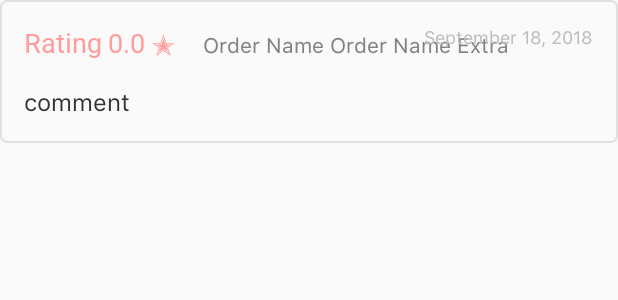
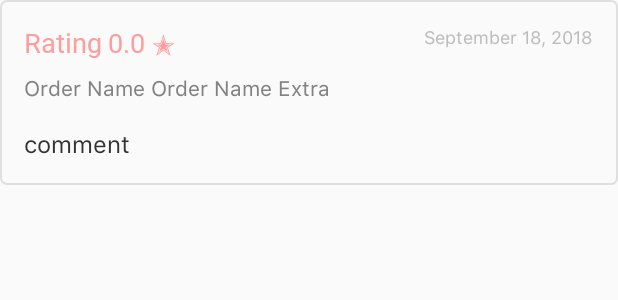
Before and after one commit to tannueng/vCanteen-Vendor-v2, an Android app: the layout review_list_item.xml on its own in the app's theme, with its tools: preview values and no code run, on a phone screen of 412 x 824 dp. Shown: the top 300 px of the screen. Run offline under Robolectric (Android 15) with nearby library versions, the phone set to English and light mode, and no system bars; Roboto replaces fonts that are not available here.

Commit message:
Fix review list item

```diff
--- a/app/src/main/res/layout/activity_vendor_review.xml
+++ b/app/src/main/res/layout/activity_vendor_review.xml
@@ -192,6 +192,8 @@
             android:textSize="24sp" />
 
         <ListView
+            android:divider="@android:color/transparent"
+            android:dividerHeight="8.0sp"
             android:id="@+id/reviewlist"
             android:layout_width="match_parent"
             android:layout_height="wrap_content"
--- a/app/src/main/res/layout/review_list_item.xml
+++ b/app/src/main/res/layout/review_list_item.xml
@@ -14,7 +14,6 @@
         android:layout_height="wrap_content"
         android:text="Rating"
         android:fontFamily="@font/sfprotext_bold"
-
         android:textColor="@color/pinkPrimary"
         android:textSize="18sp"/>
 
@@ -22,17 +21,17 @@
         android:id="@+id/reviewOrderName"
         android:layout_width="wrap_content"
         android:layout_height="wrap_content"
-        android:layout_marginStart="18dp"
-        android:layout_toEndOf="@+id/scoreStar"
-        android:layout_alignBaseline="@id/ratingScore"
+        android:singleLine="true"
         android:fontFamily="@font/sfprotext_regular"
         android:text="Order Name"
+        android:layout_below="@id/rating"
         android:textColor="#828282"
-        android:textSize="14sp" />
+        android:textSize="14sp"
+        android:layout_marginTop="8dp"/>
 
     <TextView
         android:id="@+id/reviewOrderNameExtra"
-        android:layout_width="wrap_content"
+        android:layout_width="fill_parent"
         android:layout_height="wrap_content"
         android:layout_marginStart="4dp"
         android:layout_toEndOf="@+id/reviewOrderName"
@@ -40,7 +39,8 @@
         android:fontFamily="@font/sfprotext_regular"
         android:text="Order Name Extra"
         android:textColor="#828282"
-        android:textSize="14sp" />
+        android:textSize="14sp"
+        android:singleLine="true"/>
 
     <TextView
         android:id="@+id/ratingScore"
@@ -72,11 +72,10 @@
         android:layout_height="wrap_content"
         android:text="comment"
         android:fontFamily="@font/sfprotext_regular"
-
         android:textColor="#333333"
         android:textSize="16sp"
         android:layout_marginTop="16dp"
-        android:layout_below="@id/rating"
+        android:layout_below="@id/reviewOrderName"
         />
 
     <TextView
```
